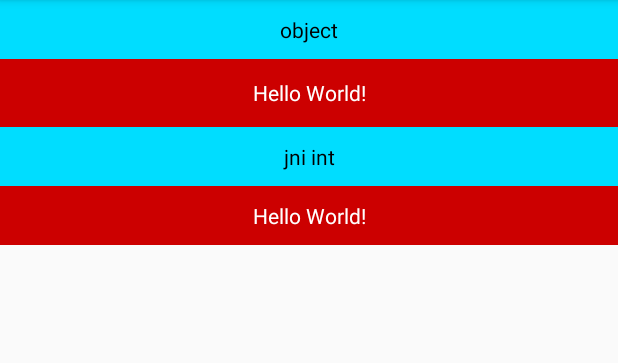
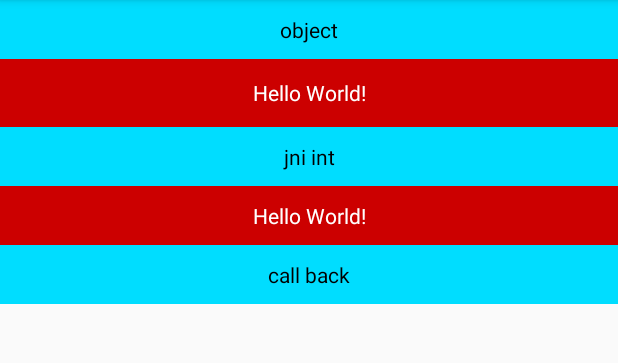
Before and after one commit to yangdiansheng/native, an Android app: the screen it shows after launch (MainActivity), on a phone screen of 412 x 824 dp, the part 84-447 px from its top. Run offline under Robolectric (Android 15) with nearby library versions, the phone set to English and light mode, and no system bars; 9 statements that could not run were skipped.

Commit message:
native层回调java层代码

```diff
--- a/app/src/main/java/com/yangdainsheng/anative/MainActivity.kt
+++ b/app/src/main/java/com/yangdainsheng/anative/MainActivity.kt
@@ -2,7 +2,9 @@ package com.yangdainsheng.anative
 
 import androidx.appcompat.app.AppCompatActivity
 import android.os.Bundle
+import android.util.Log
 import com.yangdainsheng.bean.Animal
+import com.yangdainsheng.bean.ICallBack
 import com.yangdainsheng.operations.FiledAndMethodOp
 import com.yangdainsheng.operations.JNIBasicType
 import com.yangdainsheng.operations.StringType
@@ -41,6 +43,13 @@ class MainActivity : AppCompatActivity() {
                 "callStaticFiled = ${Animal.num}\n" +
                 "callIntanceMethod = ${filedAndMethodOp.callIntanceMethod(animal)}\n" +
                 "callStaticMethod = ${filedAndMethodOp.callStaticMethod(animal)}\n"
+        tv_callback.setOnClickListener {
+            filedAndMethodOp.callCallback(object :ICallBack{
+                override fun callBackMethod() {
+                    Log.d("yyy", "callBackMethod")
+                }
+            })
+        }
     }
 
     /**
--- /dev/null
+++ b/app/src/main/java/com/yangdainsheng/bean/ICallBack.kt
@@ -0,0 +1,5 @@
+package com.yangdainsheng.bean
+
+interface ICallBack {
+    fun callBackMethod()
+}
--- a/app/src/main/java/com/yangdainsheng/operations/FiledAndMethodOp.kt
+++ b/app/src/main/java/com/yangdainsheng/operations/FiledAndMethodOp.kt
@@ -1,6 +1,7 @@
 package com.yangdainsheng.operations
 
 import com.yangdainsheng.bean.Animal
+import com.yangdainsheng.bean.ICallBack
 
 class FiledAndMethodOp {
 
@@ -8,4 +9,5 @@ class FiledAndMethodOp {
     external fun callStaticFiled(animal:Animal)
     external fun callIntanceMethod(animal: Animal)
     external fun callStaticMethod(animal: Animal):String
+    external fun callCallback(call: ICallBack)
 }
--- a/app/src/main/res/layout/activity_main.xml
+++ b/app/src/main/res/layout/activity_main.xml
@@ -53,6 +53,18 @@
             android:textColor="@android:color/white"
             android:background="@android:color/holo_red_dark"/>
 
+
+        <TextView
+            android:id="@+id/tv_callback"
+            android:layout_width="match_parent"
+            android:layout_height="wrap_content"
+            android:gravity="center"
+            android:text="call back"
+            android:paddingTop="10dp"
+            android:paddingBottom="10dp"
+            android:textColor="@android:color/black"
+            android:background="@android:color/holo_blue_bright"/>
+
     </LinearLayout>
 
 </androidx.core.widget.NestedScrollView>
```
Also changed, not shown: 1 other file.
